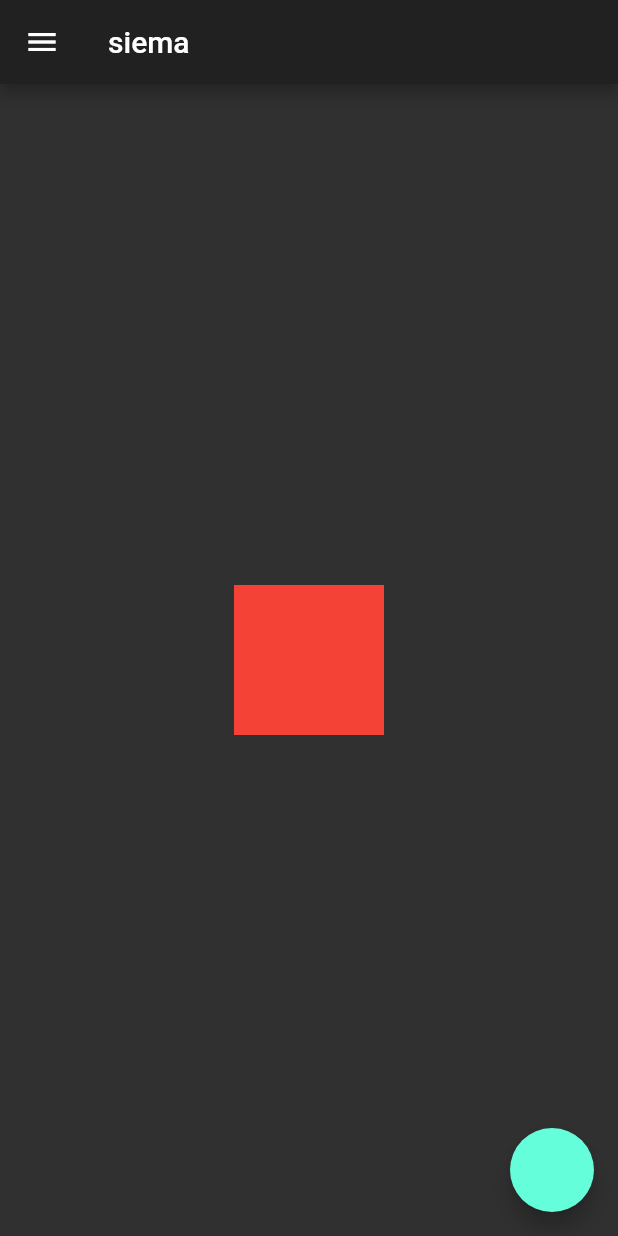
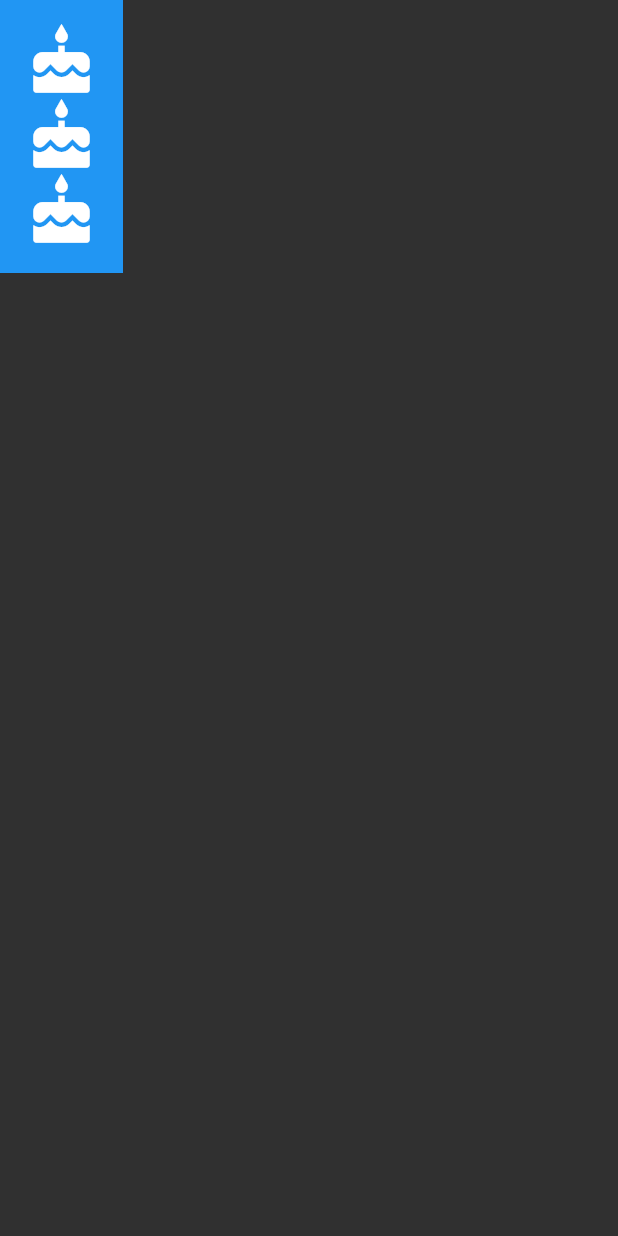
Before and after one commit to Czapelxd/flutter_test_app, a Flutter app: the screen it shows after launch, on a phone screen of 412 x 824 dp. Run offline on Flutter 3.47's test engine with Material 2 defaults, Android fonts, the phone set to English and light mode, and no system bars.

Commit message:
mainAxisSize.min min the size of widget

```diff
--- a/lib/main.dart
+++ b/lib/main.dart
@@ -1,3 +1,4 @@
+import 'package:flutter/cupertino.dart';
 import 'package:flutter/material.dart';
 
 void main() => runApp(MyApp());
@@ -10,25 +11,18 @@ class MyApp extends StatelessWidget {
     return MaterialApp(
       theme: ThemeData(brightness: Brightness.dark),
       home: Scaffold(
-        appBar: AppBar(
-          title: Text('siema'),
-        ),
-        body: Center(
-          child: Material(
-            color: Colors.red,
-            child: InkWell(
-              onTap: () => print('tapped down!'),
-              child: Container(
-                width: 100,
-                height: 100,
-              ),
-            ),
-          ),
-        ),
-        floatingActionButton: FloatingActionButton(
-          onPressed: () {},
-        ),
-        drawer: Drawer(),
+      body: Container(
+        color: Colors.blue,
+        padding: EdgeInsets.all(16),
+        child: Column(
+          mainAxisSize: MainAxisSize.min,
+          children: <Widget>[
+            Icon(Icons.cake, color: Colors.white, size: 50,),
+            Icon(Icons.cake, color: Colors.white, size: 50,),
+            Icon(Icons.cake, color: Colors.white, size: 50,),
+          ],
+        )
+      ),
       ),
     );
   }
```
